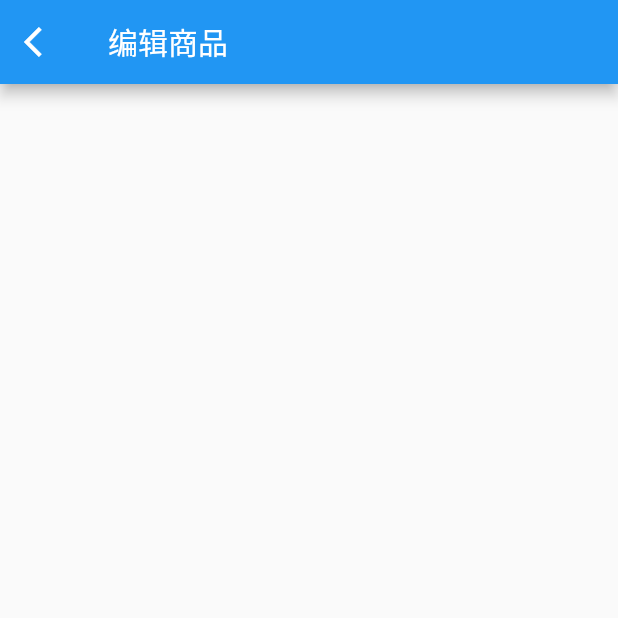
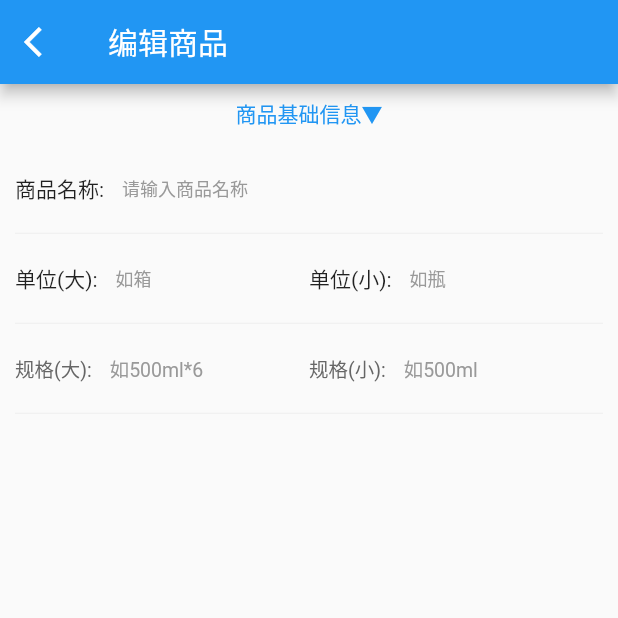
Before and after one commit to yeshenggen532432/flutter_qwb, a Flutter app: the screen it shows after launch, on a phone screen of 412 x 824 dp, the top half of it. Run offline on Flutter 3.47's test engine with Material 2 defaults, Android fonts, the phone set to English and light mode, and no system bars.

Commit message:
商品编辑

```diff
--- a/lib/main.dart
+++ b/lib/main.dart
@@ -1,5 +1,6 @@
 import 'package:flutter/material.dart';
 import 'package:flutterqwb/ui/ware_edit.dart';
+import 'package:flutterqwb/ui/ware_edit2.dart';
 
 void main() {
   runApp(const MyApp());
@@ -16,7 +17,7 @@ class MyApp extends StatelessWidget {
       ),
       initialRoute: "ware_edit",
       routes: {
-        "ware_edit": (context)=> const WareEdit(),
+        "ware_edit": (context)=> const WareEdit2(),
       },
 //      home: const WareEdit(),
     );
--- /dev/null
+++ b/lib/ui/ware_edit2.dart
@@ -0,0 +1,109 @@
+import 'package:flutter/material.dart';
+
+class WareEdit2 extends StatelessWidget {
+  const WareEdit2({Key? key}) : super(key: key);
+  @override
+  Widget build(BuildContext context) {
+    ModalRoute.of(context)?.settings.arguments;
+
+    return Scaffold(
+      appBar: AppBar(
+          leading: IconButton(icon:const Icon(Icons.arrow_back_ios), onPressed: () { Navigator.pop(context); },),
+          title: const Text("编辑商品")
+      ),
+      body: Container(
+        margin:const EdgeInsets.only(left: 10, right: 10),
+        child: Column(
+          children: [
+            Container(
+              height: 40,
+              alignment: Alignment.center,
+              child: TextButton(onPressed: (){}, child: const Text("商品基础信息▼")),
+            ),
+            SizedBox(
+              child: Row(
+                children: const [
+                  Text("商品名称:"),
+                  Expanded(child: TextField(decoration:InputDecoration(
+                    hintText: "请输入商品名称",
+                    hintStyle: TextStyle(color: Color(0xFF999999), fontSize: 12),
+                    border: OutlineInputBorder(borderSide: BorderSide.none)
+                  ))),
+                ],
+              ),
+            ),
+            const Divider(height: 1, color: Color(0xffeeeeee)),
+            SizedBox(
+              child: Row(
+                children: [
+                  Expanded(child: Row(
+                    children: const [
+                      Text("单位(大):"),
+                      Expanded(child: TextField(
+                        decoration: InputDecoration(
+                          hintText: "如箱",
+                          hintStyle: TextStyle(color: Color(0xFF999999), fontSize: 12),
+                          border: OutlineInputBorder(borderSide: BorderSide.none),
+                        ),
+                      )),
+                    ],
+                  )),
+                  Expanded(child: Row(
+                    children: const [
+                      Text("单位(小):"),
+                      Expanded(child: TextField(
+                        decoration: InputDecoration(
+                          hintText: "如瓶",
+                          hintStyle: TextStyle(color: Color(0xFf999999), fontSize: 12),
+                          border: OutlineInputBorder(
+                            borderSide: BorderSide.none
+                          ),
+                        ),
+                      ))
+                    ],
+                  ))
+                ],
+              ),
+            ),
+            const Divider(height: 1, color: Color(0xffeeeeee) ),
+            SizedBox(
+              child: Row(
+                children: [
+                  Expanded(child: Row(
+                    children: const [
+                      Text("规格(大):", style: TextStyle(color: Color(0xFF666666), fontSize: 13),),
+                      Expanded(child: TextField(
+                        decoration: InputDecoration(
+                            hintText: "如500ml*6",
+                            hintStyle: TextStyle(color: Color(0xff999999), fontSize: 13),
+                            border: OutlineInputBorder(
+                                borderSide: BorderSide.none
+                            )
+                        ),
+                      ))
+                    ],
+                  )),
+                  Expanded(child: Row(
+                    children: const [
+                      Text("规格(小):", style: TextStyle(color: Color(0xff666666), fontSize: 13),),
+                      Expanded(child: TextField(
+                        decoration: InputDecoration(
+                          hintText: "如500ml",
+                          hintStyle: TextStyle(color: Color(0xff999999), fontSize: 13),
+                          border: OutlineInputBorder(
+                            borderSide: BorderSide.none
+                          )
+                        ),
+                      ))
+                    ],
+                  ))
+                ],
+              ),
+            ),
+            const Divider(height: 1, color: Color(0xffeeeeee),)
+          ],
+        ),
+      ),
+    );
+  }
+}
```
